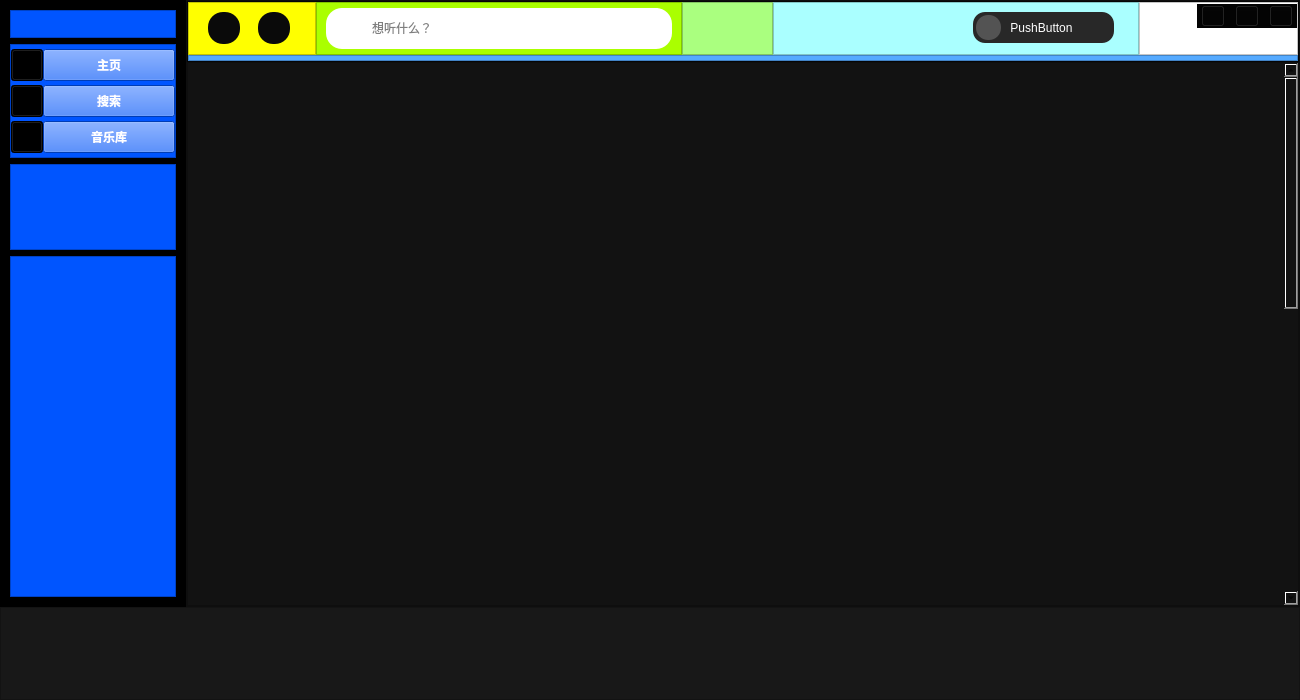
Qt form Form - untitled.ui (lost0427/z1_Music) before a commit.
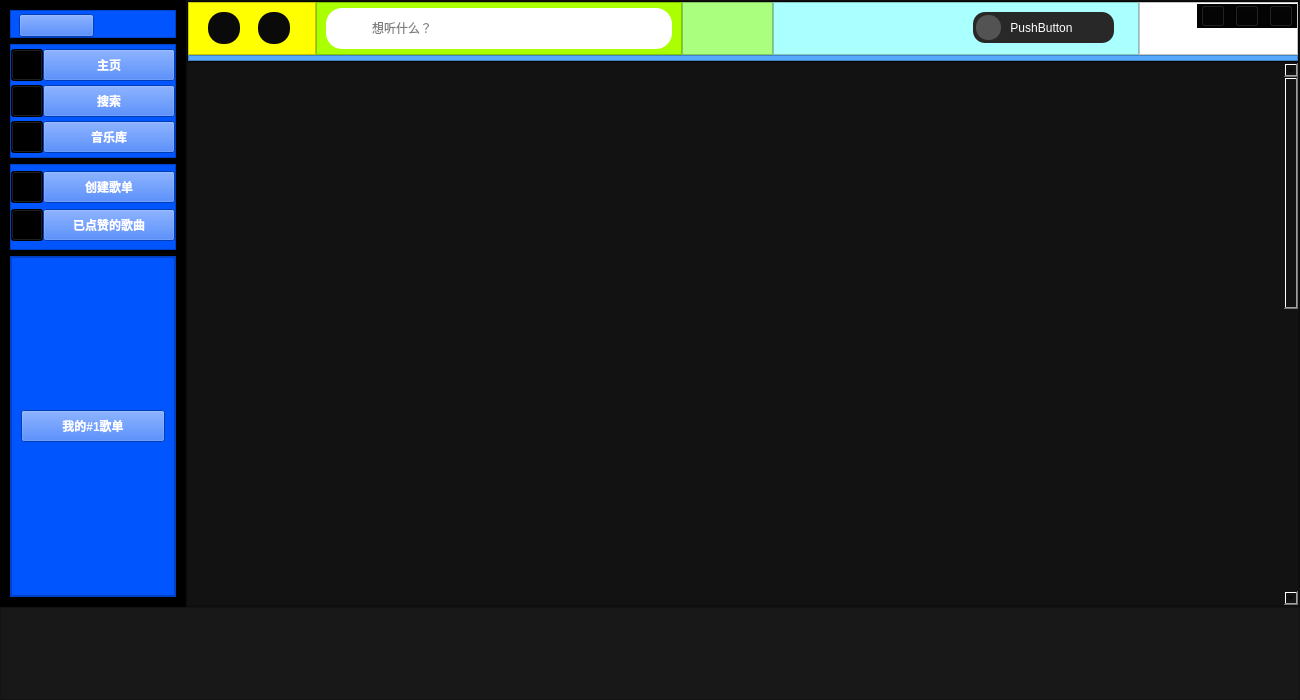
The same form after that commit. The open tabs and pages were chosen to show the change. Icons and pictures are not drawn.

Patch:
```diff
--- a/Form - untitled.ui
+++ b/Form - untitled.ui
@@ -65,6 +65,19 @@
             <property name="frameShadow">
              <enum>QFrame::Raised</enum>
             </property>
+            <widget class="QPushButton" name="pushButton_37">
+             <property name="geometry">
+              <rect>
+               <x>9</x>
+               <y>4</y>
+               <width>75</width>
+               <height>23</height>
+              </rect>
+             </property>
+             <property name="text">
+              <string/>
+             </property>
+            </widget>
            </widget>
           </item>
           <item>
@@ -261,6 +274,121 @@
             <property name="frameShadow">
              <enum>QFrame::Raised</enum>
             </property>
+            <layout class="QVBoxLayout" name="verticalLayout_10" stretch="1,1">
+             <property name="spacing">
+              <number>0</number>
+             </property>
+             <property name="leftMargin">
+              <number>0</number>
+             </property>
+             <property name="topMargin">
+              <number>0</number>
+             </property>
+             <property name="rightMargin">
+              <number>0</number>
+             </property>
+             <property name="bottomMargin">
+              <number>0</number>
+             </property>
+             <item>
+              <layout class="QHBoxLayout" name="horizontalLayout_14" stretch="10,400">
+               <property name="spacing">
+                <number>0</number>
+               </property>
+               <property name="leftMargin">
+                <number>0</number>
+               </property>
+               <item>
+                <widget class="QPushButton" name="pushButton_32">
+                 <property name="minimumSize">
+                  <size>
+                   <width>32</width>
+                   <height>32</height>
+                  </size>
+                 </property>
+                 <property name="styleSheet">
+                  <string notr="true">background-color: rgb(0, 0, 0);
+border-image: url(:/1/Wsearch.svg);</string>
+                 </property>
+                 <property name="text">
+                  <string/>
+                 </property>
+                </widget>
+               </item>
+               <item>
+                <widget class="QPushButton" name="pushButton_33">
+                 <property name="minimumSize">
+                  <size>
+                   <width>0</width>
+                   <height>32</height>
+                  </size>
+                 </property>
+                 <property name="font">
+                  <font>
+                   <weight>75</weight>
+                   <bold>true</bold>
+                  </font>
+                 </property>
+                 <property name="styleSheet">
+                  <string notr="true">color: rgb(255, 255, 255);</string>
+                 </property>
+                 <property name="text">
+                  <string>创建歌单</string>
+                 </property>
+                </widget>
+               </item>
+              </layout>
+             </item>
+             <item>
+              <layout class="QHBoxLayout" name="horizontalLayout_15" stretch="10,400">
+               <property name="spacing">
+                <number>0</number>
+               </property>
+               <property name="leftMargin">
+                <number>0</number>
+               </property>
+               <item>
+                <widget class="QPushButton" name="pushButton_34">
+                 <property name="minimumSize">
+                  <size>
+                   <width>32</width>
+                   <height>32</height>
+                  </size>
+                 </property>
+                 <property name="styleSheet">
+                  <string notr="true">background-color: rgb(0, 0, 0);
+border-image: url(:/1/Wsearch.svg);</string>
+                 </property>
+                 <property name="text">
+                  <string/>
+                 </property>
+                </widget>
+               </item>
+               <item>
+                <widget class="QPushButton" name="pushButton_35">
+                 <property name="minimumSize">
+                  <size>
+                   <width>0</width>
+                   <height>32</height>
+                  </size>
+                 </property>
+                 <property name="font">
+                  <font>
+                   <weight>75</weight>
+                   <bold>true</bold>
+                  </font>
+                 </property>
+                 <property name="styleSheet">
+                  <string notr="true">color: rgb(255, 255, 255);</string>
+                 </property>
+                 <property name="text">
+                  <string>已点赞的歌曲</string>
+                 </property>
+                </widget>
+               </item>
+              </layout>
+             </item>
+            </layout>
            </widget>
           </item>
           <item>
@@ -274,6 +402,64 @@
             <property name="frameShadow">
              <enum>QFrame::Raised</enum>
             </property>
+            <layout class="QGridLayout" name="gridLayout_6">
+             <property name="leftMargin">
+              <number>0</number>
+             </property>
+             <property name="topMargin">
+              <number>0</number>
+             </property>
+             <property name="rightMargin">
+              <number>0</number>
+             </property>
+             <property name="bottomMargin">
+              <number>0</number>
+             </property>
+             <property name="spacing">
+              <number>0</number>
+             </property>
+             <item row="0" column="0">
+              <widget class="QScrollArea" name="scrollArea_3">
+               <property name="widgetResizable">
+                <bool>true</bool>
+               </property>
+               <widget class="QWidget" name="scrollAreaWidgetContents">
+                <property name="geometry">
+                 <rect>
+                  <x>0</x>
+                  <y>0</y>
+                  <width>161</width>
+                  <height>335</height>
+                 </rect>
+                </property>
+                <layout class="QVBoxLayout" name="verticalLayout_11">
+                 <item>
+                  <widget class="QPushButton" name="pushButton_36">
+                   <property name="minimumSize">
+                    <size>
+                     <width>0</width>
+                     <height>32</height>
+                    </size>
+                   </property>
+                   <property name="font">
+                    <font>
+                     <weight>75</weight>
+                     <bold>true</bold>
+                    </font>
+                   </property>
+                   <property name="styleSheet">
+                    <string notr="true">color: rgb(255, 255, 255);</string>
+                   </property>
+                   <property name="text">
+                    <string>我的#1歌单</string>
+                   </property>
+                  </widget>
+                 </item>
+                </layout>
+               </widget>
+              </widget>
+             </item>
+            </layout>
            </widget>
           </item>
          </layout>
```
Left out of the diff: 8 changed lines with no effect on the pictures.
